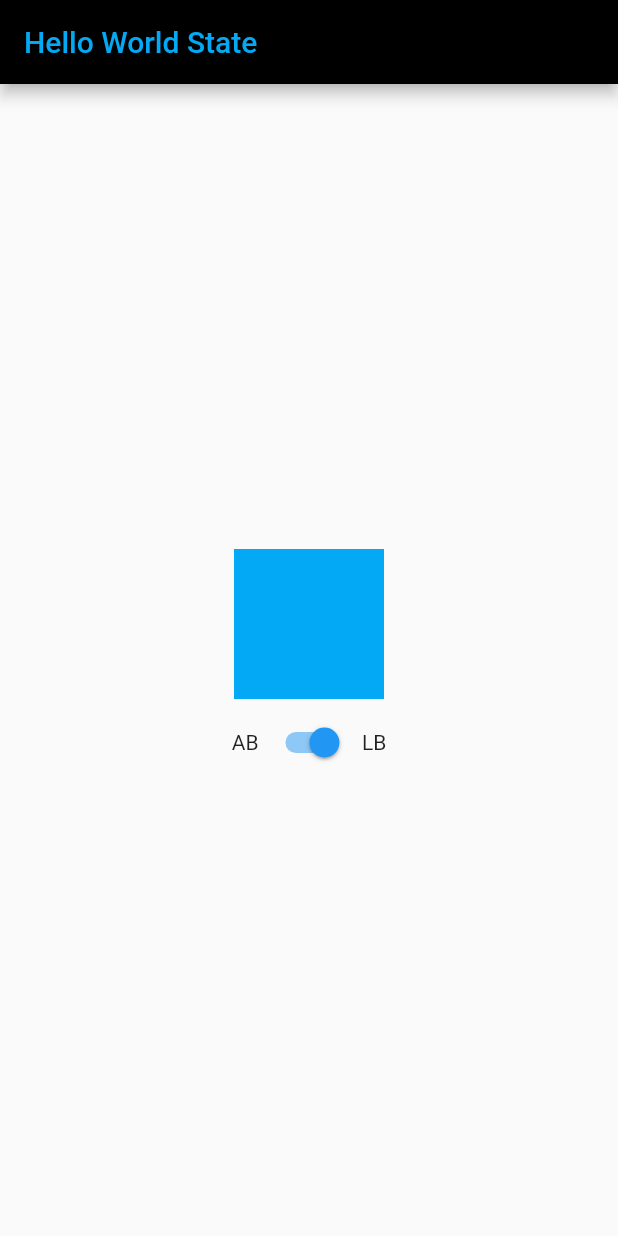
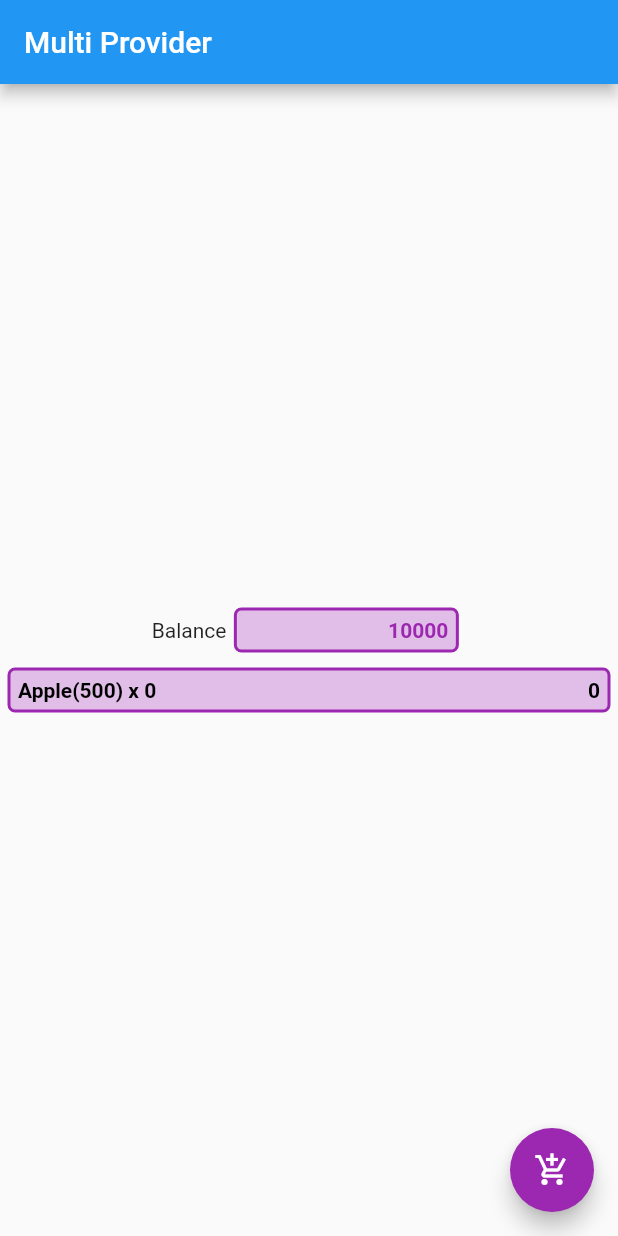
Before and after one commit to rankoms/belajar_flutter, a Flutter app: the screen it shows after launch, on a phone screen of 412 x 824 dp. Run offline on Flutter 3.47's test engine with Material 2 defaults, Android fonts, the phone set to English and light mode, and no system bars.

Commit message:
multi provider

```diff
--- /dev/null
+++ b/lib/cart.dart
@@ -0,0 +1,12 @@
+import 'package:flutter/foundation.dart';
+
+class Cart with ChangeNotifier {
+  int _quantity = 0;
+
+  int get quantity => _quantity;
+
+  set quantity(int value) {
+    _quantity = value;
+    notifyListeners();
+  }
+}
--- a/lib/main.dart
+++ b/lib/main.dart
@@ -1,5 +1,7 @@
 import 'package:flutter/material.dart';
 import 'package:flutter_application_1/application_color.dart';
+import 'package:flutter_application_1/cart.dart';
+import 'package:flutter_application_1/money.dart';
 import 'package:provider/provider.dart';
 
 void main() => runApp(const MyApp());
@@ -10,52 +12,94 @@ class MyApp extends StatelessWidget {
   @override
   Widget build(BuildContext context) {
     return MaterialApp(
-      home: ChangeNotifierProvider<ApplicationColor>(
-        // create: (context) =>,
-        create: (content) => ApplicationColor(),
+      home: MultiProvider(
+        providers: [
+          ChangeNotifierProvider<Money>(
+            create: (context) => Money(),
+          ),
+          ChangeNotifierProvider<Cart>(
+            create: (context) => Cart(),
+          )
+        ],
         child: Scaffold(
-          appBar: AppBar(
-            backgroundColor: Colors.black,
-            title: Consumer<ApplicationColor>(
-              builder: (context, applicationColor, _) => Text(
-                'Hello World State ',
-                style: TextStyle(color: applicationColor.color),
+          floatingActionButton: Consumer<Cart>(
+            builder: (context, cart, _) => Consumer<Money>(
+              builder: (context, money, _) => FloatingActionButton(
+                onPressed: () {
+                  if (money.balance >= 500) {
+                    cart.quantity += 1;
+                    money.balance -= 500;
+                  }
+                },
+                child: Icon(Icons.add_shopping_cart),
+                backgroundColor: Colors.purple,
               ),
             ),
+          ),
+          appBar: AppBar(
+            title: Text('Multi Provider'),
           ),
           body: Center(
             child: Column(
               mainAxisAlignment: MainAxisAlignment.center,
               children: [
-                Consumer<ApplicationColor>(
-                  builder: (context, applicationColor, _) => AnimatedContainer(
-                    duration: Duration(milliseconds: 500),
-                    width: 100,
-                    height: 100,
-                    margin: EdgeInsets.all(5),
-                    color: applicationColor.color,
-                  ),
-                ),
                 Row(
                   mainAxisAlignment: MainAxisAlignment.center,
                   children: [
+                    Text('Balance'),
                     Container(
-                      child: Text('AB'),
+                      height: 30,
+                      decoration: BoxDecoration(
+                          color: Colors.purple[100],
+                          borderRadius: BorderRadius.circular(5),
+                          border: Border.all(color: Colors.purple, width: 2)),
+                      width: 150,
                       margin: EdgeInsets.all(5),
-                    ),
-                    Consumer<ApplicationColor>(
-                      builder: (context, applicationColor, _) => Switch(
-                        value: applicationColor.isLightBlue,
-                        onChanged: (newValue) {
-                          applicationColor.isLightBlue = newValue;
-                        },
+                      padding: EdgeInsets.all(5),
+                      child: Align(
+                        alignment: Alignment.centerRight,
+                        child: Consumer<Money>(
+                          builder: (context, money, _) => Text(
+                            money.balance.toString(),
+                            style: TextStyle(
+                                color: Colors.purple,
+                                fontWeight: FontWeight.w600),
+                          ),
+                        ),
+                      ),
+                    )
+                  ],
+                ),
+                Container(
+                  height: 30,
+                  decoration: BoxDecoration(
+                      color: Colors.purple[100],
+                      borderRadius: BorderRadius.circular(5),
+                      border: Border.all(color: Colors.purple, width: 2)),
+                  margin: EdgeInsets.all(5),
+                  padding: EdgeInsets.all(5),
+                  child: Align(
+                    alignment: Alignment.centerRight,
+                    child: Consumer<Cart>(
+                      builder: (context, cart, _) => Row(
+                        mainAxisAlignment: MainAxisAlignment.spaceBetween,
+                        children: [
+                          Text(
+                            "Apple(500) x " + cart.quantity.toString(),
+                            style: TextStyle(
+                                color: Colors.black,
+                                fontWeight: FontWeight.w600),
+                          ),
+                          Text(
+                            (500 * cart.quantity).toString(),
+                            style: TextStyle(
+                                color: Colors.black,
+                                fontWeight: FontWeight.w600),
+                          ),
+                        ],
                       ),
                     ),
-                    Container(
-                      child: Text('LB'),
-                      margin: EdgeInsets.all(5),
-                    )
-                  ],
+                  ),
                 )
               ],
             ),
--- /dev/null
+++ b/lib/money.dart
@@ -0,0 +1,12 @@
+import 'package:flutter/foundation.dart';
+
+class Money with ChangeNotifier {
+  int _balance = 10000;
+
+  int get balance => _balance;
+
+  set balance(int value) {
+    _balance = value;
+    notifyListeners();
+  }
+}
```
